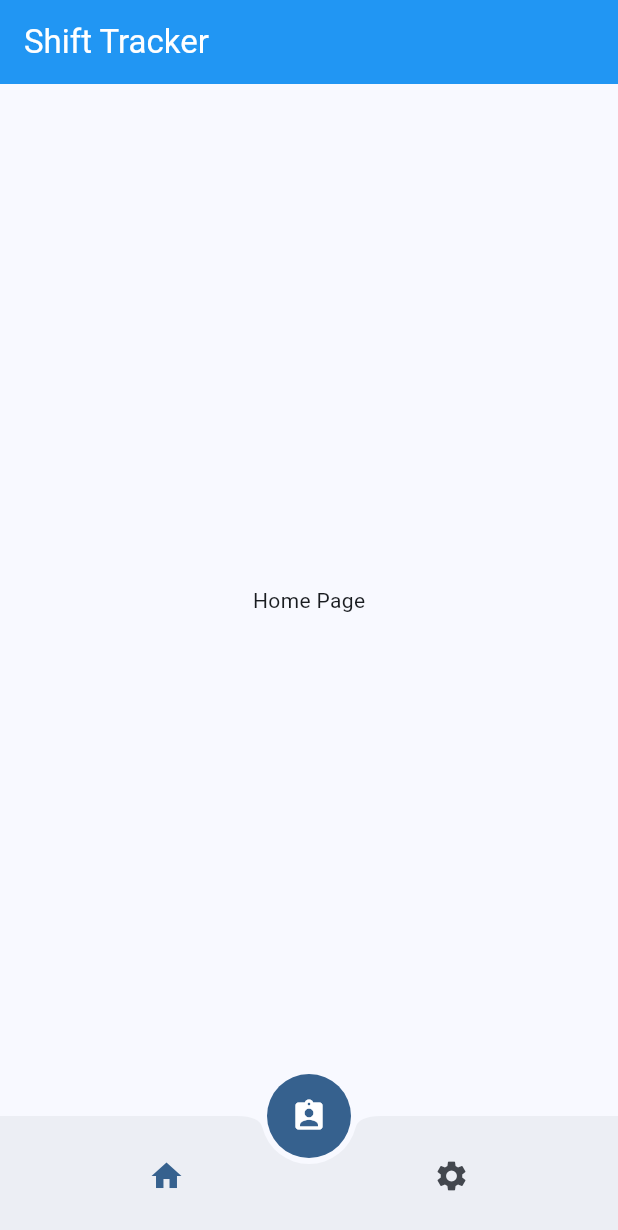
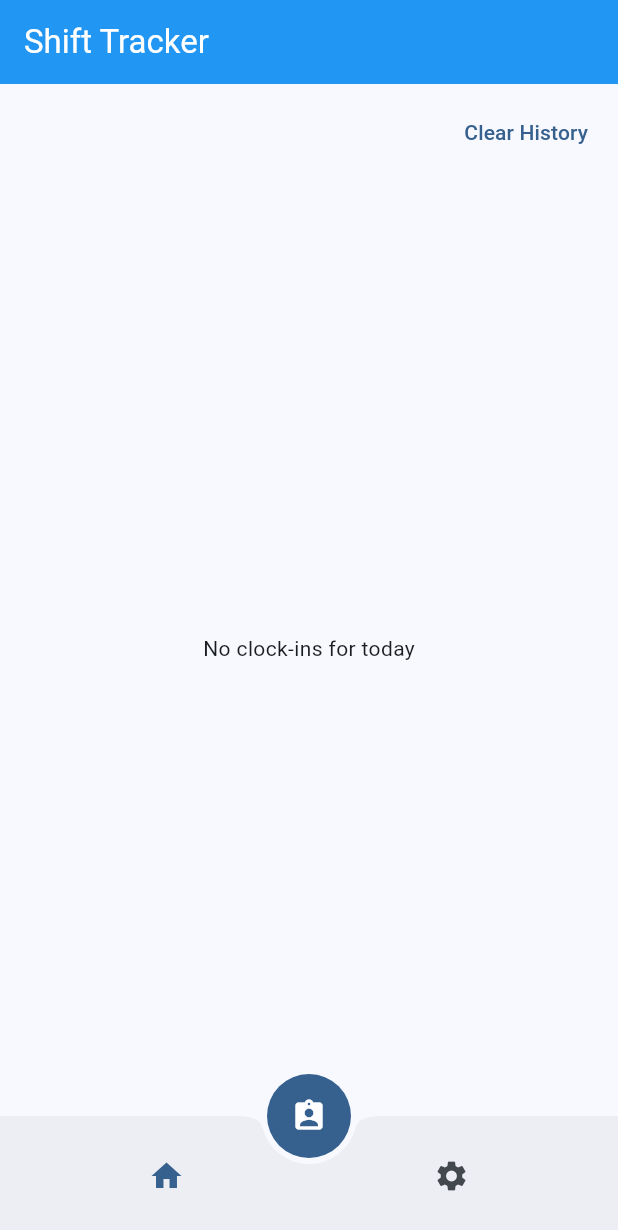
Before and after one commit to g-ramalho/technical-test-flutter-stefanini, a Flutter app: the screen it shows after launch, after a tap on the "home" icon, on a phone screen of 412 x 824 dp. Shown: the top 1230 px of the screen. Run offline on Flutter 3.47's test engine with Material 3 defaults, Android fonts, the phone set to English and light mode, and no system bars; our stand-ins replace connectivity_plus, shared_preferences.

Commit message:
feat: implements the HomePage to track successful clock-ins

```diff
--- a/lib/main.dart
+++ b/lib/main.dart
@@ -3,6 +3,7 @@ import 'dart:async';
 import 'package:connectivity_plus/connectivity_plus.dart';
 import 'package:flutter/material.dart';
 import 'package:intl/intl.dart';
+import 'package:shared_preferences/shared_preferences.dart';
 import 'package:technical_test_flutter_stefanini/system_datetime.dart';
 
 void main() {
@@ -42,10 +43,11 @@ class MainScreen extends StatefulWidget {
 
 class _MainScreenState extends State<MainScreen> {
   int _selectedIndex = 0;
+  final GlobalKey<_HomePageState> _homePageKey = GlobalKey();
 
-  final List<Widget> _pages = [
-    const HomePage(),
-    const ClockInPage(),
+  late final List<Widget> _pages = [
+    HomePage(key: _homePageKey),
+    ClockInPage(onClockInSuccess: _handleClockInSuccess),
     const SettingsPage(),
   ];
 
@@ -53,6 +55,10 @@ class _MainScreenState extends State<MainScreen> {
     setState(() {
       _selectedIndex = index;
     });
+  }
+
+  void _handleClockInSuccess() {
+    _homePageKey.currentState?.refresh();
   }
 
   @override
@@ -99,7 +105,8 @@ class _MainScreenState extends State<MainScreen> {
 }
 
 class ClockInPage extends StatefulWidget {
-  const ClockInPage({super.key});
+  final VoidCallback? onClockInSuccess;
+  const ClockInPage({super.key, this.onClockInSuccess});
 
   @override
   State<ClockInPage> createState() => _ClockInPageState();
@@ -160,7 +167,10 @@ class _ClockInPageState extends State<ClockInPage> {
         _futureSystemDateTime = fetchDateTime();
       });
 
-      _futureSystemDateTime?.then((_) {}, onError: (error) {
+      _futureSystemDateTime?.then((dt) {
+        _saveClockIn(dt.asDateTime());
+        widget.onClockInSuccess?.call();
+      }, onError: (error) {
         if (mounted) {
           showDialog(
             context: context,
@@ -178,6 +188,13 @@ class _ClockInPageState extends State<ClockInPage> {
         }
       });
     }
+  }
+
+  Future<void> _saveClockIn(DateTime dt) async {
+    final prefs = await SharedPreferences.getInstance();
+    final List<String> history = prefs.getStringList('clock_in_history') ?? [];
+    history.add(dt.toIso8601String());
+    await prefs.setStringList('clock_in_history', history);
   }
 
   @override
@@ -258,13 +275,100 @@ class _ClockInPageState extends State<ClockInPage> {
   }
 }
 
-class HomePage extends StatelessWidget {
+class HomePage extends StatefulWidget {
   const HomePage({super.key});
 
   @override
+  State<HomePage> createState() => _HomePageState();
+}
+
+class _HomePageState extends State<HomePage> {
+  List<DateTime> _clockIns = [];
+
+  @override
+  void initState() {
+    super.initState();
+    _loadClockIns();
+  }
+
+  Future<void> refresh() async {
+    await _loadClockIns();
+  }
+
+  Future<void> _loadClockIns() async {
+    final prefs = await SharedPreferences.getInstance();
+    final List<String> history = prefs.getStringList('clock_in_history') ?? [];
+    final now = DateTime.now();
+    final today = DateTime(now.year, now.month, now.day);
+
+    setState(() {
+      _clockIns = history
+          .map((e) => DateTime.parse(e))
+          .where((dt) {
+            final date = DateTime(dt.year, dt.month, dt.day);
+            return date.isAtSameMomentAs(today);
+          })
+          .toList()
+        ..sort((a, b) => a.compareTo(b)); // Sort ascending (oldest first)
+    });
+  }
+
+  Future<void> _clearHistory() async {
+    final bool? shouldClear = await showDialog<bool>(
+      context: context,
+      builder: (context) => AlertDialog(
+        title: const Text('Confirm Clear History'),
+        content: const Text('Are you sure you want to clear the clock-in history?'),
+        actions: [
+          TextButton(
+            onPressed: () => Navigator.of(context).pop(false),
+            child: const Text('Cancel'),
+          ),
+          TextButton(
+            onPressed: () => Navigator.of(context).pop(true),
+            child: const Text('Confirm'),
+          ),
+        ],
+      ),
+    );
+
+    if (shouldClear == true) {
+      final prefs = await SharedPreferences.getInstance();
+      await prefs.remove('clock_in_history');
+      await _loadClockIns();
+    }
+  }
+
+  @override
   Widget build(BuildContext context) {
-    return const Center(
-      child: Text('Home Page'),
+    return Column(
+      children: [
+        Align(
+          alignment: Alignment.topRight,
+          child: Padding(
+            padding: const EdgeInsets.all(8.0),
+            child: TextButton(
+              onPressed: _clearHistory,
+              child: const Text('Clear History'),
+            ),
+          ),
+        ),
+        Expanded(
+          child: _clockIns.isEmpty
+              ? const Center(child: Text('No clock-ins for today'))
+              : ListView.builder(
+                  itemCount: _clockIns.length,
+                  itemBuilder: (context, index) {
+                    final dt = _clockIns[index];
+                    return ListTile(
+                      leading: const Icon(Icons.access_time),
+                      title: Text(DateFormat('HH:mm:ss').format(dt)),
+                      subtitle: Text(DateFormat('yyyy-MM-dd').format(dt)),
+                    );
+                  },
+                ),
+        ),
+      ],
     );
   }
 }
--- a/pubspec.yaml
+++ b/pubspec.yaml
@@ -37,6 +37,7 @@ dependencies:
   http: ^1.6.0
   intl: ^0.20.2
   connectivity_plus: ^5.0.2
+  shared_preferences: ^2.2.0
 
 dev_dependencies:
   flutter_test:
```
